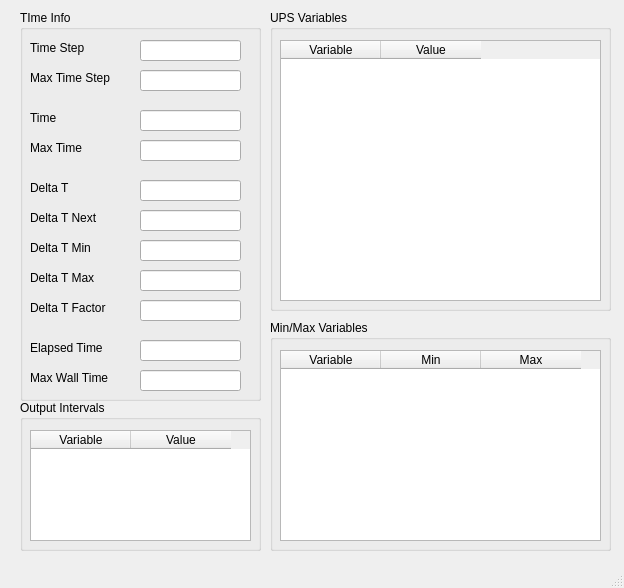
Above: src/VisIt/libsim/uintah.ui from Uintah/Uintah before the change. Below: the same form after it.
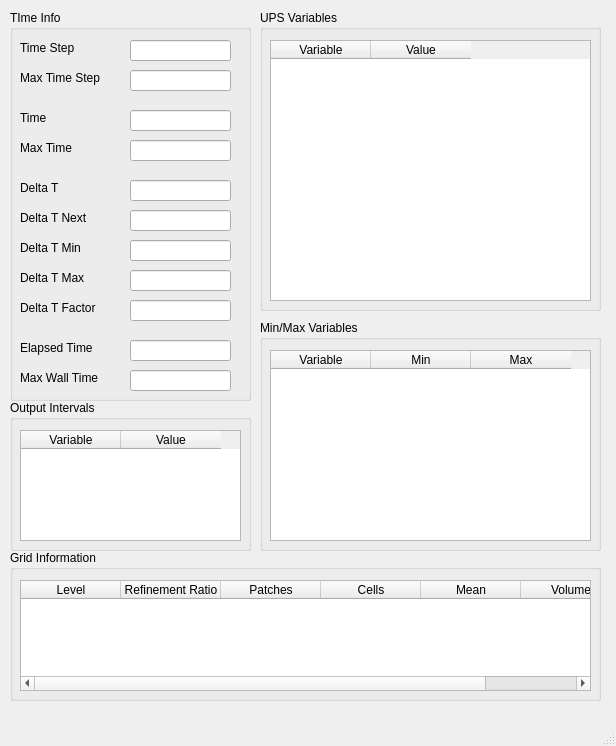
That is the form after the change.

Commit message: added a grod stat table

Diff of the .ui file:
```diff
--- a/src/VisIt/libsim/uintah.ui
+++ b/src/VisIt/libsim/uintah.ui
@@ -6,8 +6,8 @@
    <rect>
     <x>0</x>
     <y>0</y>
-    <width>624</width>
-    <height>588</height>
+    <width>616</width>
+    <height>746</height>
    </rect>
   </property>
   <property name="windowTitle">
@@ -17,7 +17,7 @@
    <widget class="QGroupBox" name="TimeInfoGroupBox">
     <property name="geometry">
      <rect>
-      <x>20</x>
+      <x>10</x>
       <y>10</y>
       <width>241</width>
       <height>391</height>
@@ -283,7 +283,7 @@
    <widget class="QGroupBox" name="OutputIntervalGroupBox">
     <property name="geometry">
      <rect>
-      <x>20</x>
+      <x>10</x>
       <y>400</y>
       <width>241</width>
       <height>151</height>
@@ -316,7 +316,7 @@
    <widget class="QGroupBox" name="UPSVariableGroupBox">
     <property name="geometry">
      <rect>
-      <x>270</x>
+      <x>260</x>
       <y>10</y>
       <width>341</width>
       <height>301</height>
@@ -349,7 +349,7 @@
    <widget class="QGroupBox" name="MinMaxVariableGroupBox">
     <property name="geometry">
      <rect>
-      <x>270</x>
+      <x>260</x>
       <y>320</y>
       <width>341</width>
       <height>231</height>
@@ -384,6 +384,59 @@
      </column>
     </widget>
    </widget>
+   <widget class="QGroupBox" name="GridInfoGroupBox">
+    <property name="geometry">
+     <rect>
+      <x>10</x>
+      <y>550</y>
+      <width>591</width>
+      <height>151</height>
+     </rect>
+    </property>
+    <property name="title">
+     <string>Grid Information</string>
+    </property>
+    <widget class="QTableWidget" name="GridInfoTable">
+     <property name="geometry">
+      <rect>
+       <x>10</x>
+       <y>30</y>
+       <width>571</width>
+       <height>111</height>
+      </rect>
+     </property>
+     <column>
+      <property name="text">
+       <string>Level</string>
+      </property>
+     </column>
+     <column>
+      <property name="text">
+       <string>Refinement Ratio</string>
+      </property>
+     </column>
+     <column>
+      <property name="text">
+       <string>Patches</string>
+      </property>
+     </column>
+     <column>
+      <property name="text">
+       <string>Cells</string>
+      </property>
+     </column>
+     <column>
+      <property name="text">
+       <string>Mean</string>
+      </property>
+     </column>
+     <column>
+      <property name="text">
+       <string>Volume</string>
+      </property>
+     </column>
+    </widget>
+   </widget>
   </widget>
   <widget class="QMenuBar" name="menubar">
    <property name="geometry">
```
Left out of the diff: 2 changed lines with no effect on the pictures. The commit also changes 3 other files.
